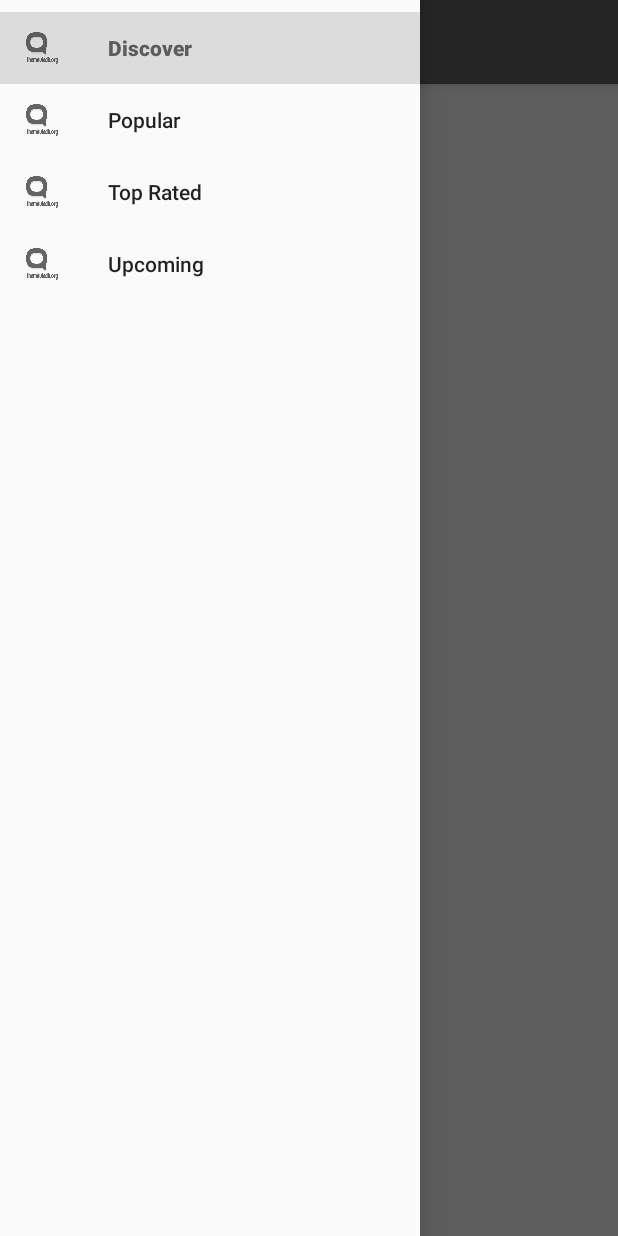
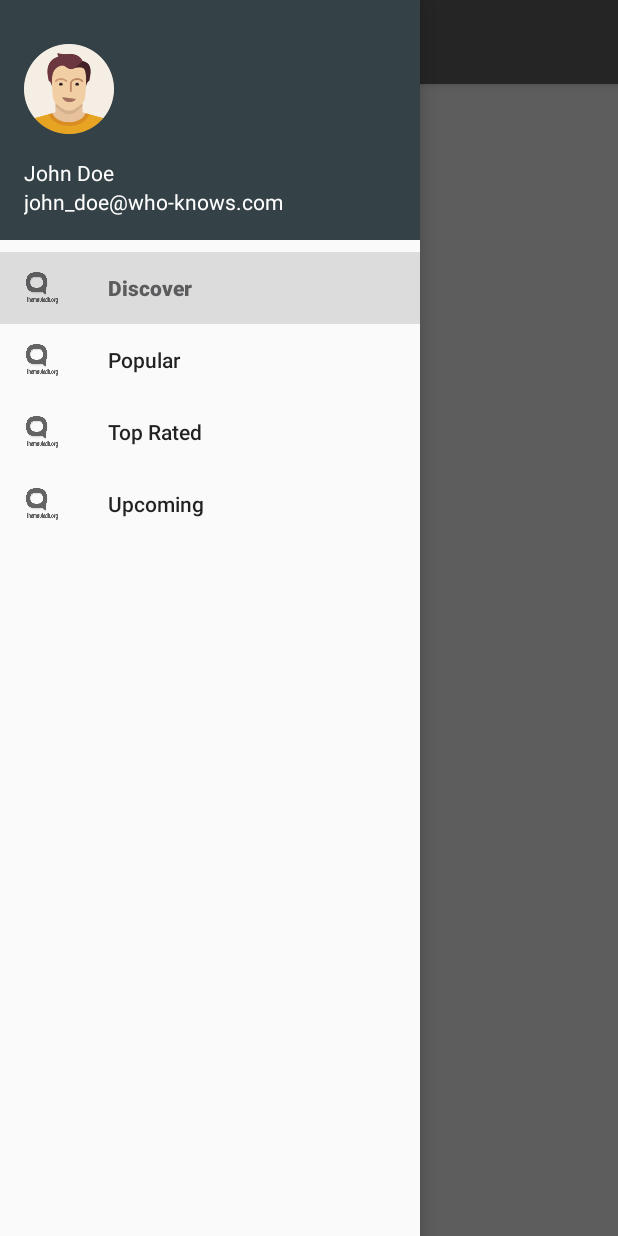
Before and after one commit to crpr/CleanRxAndroidCinema, an Android app: the RootActivity screen opened directly, with no data from a screen before it, with the side drawer open, on a phone screen of 412 x 824 dp. Run offline under Robolectric (Android 15) with nearby library versions, the phone set to English and light mode, and no system bars; our stand-ins replace ButterKnife, Dagger/Hilt's generated code; libraries missing offline, so code that uses them is left out: rx.subscriptions; 1 statement that could not run was skipped.

Commit message:
added dummy header to nav drawer

```diff
--- a/AndroidCinema/app/src/main/res/layout/activity_root.xml
+++ b/AndroidCinema/app/src/main/res/layout/activity_root.xml
@@ -38,6 +38,7 @@
         android:layout_height="match_parent"
         android:layout_width="wrap_content"
         android:layout_gravity="start"
+        app:headerLayout="@layout/layout_nav_header"
         app:menu="@menu/menu_navigation"/>
 
 </android.support.v4.widget.DrawerLayout>
--- /dev/null
+++ b/AndroidCinema/app/src/main/res/layout/layout_nav_header.xml
@@ -0,0 +1,31 @@
+<?xml version="1.0" encoding="utf-8"?>
+<LinearLayout xmlns:android="http://schemas.android.com/apk/res/android"
+    android:layout_width="match_parent"
+    android:layout_height="@dimen/drawer_header_height"
+    android:background="@color/primary_dark"
+    android:gravity="bottom"
+    android:orientation="vertical"
+    android:padding="@dimen/spacing_normal"
+    android:theme="@style/ThemeOverlay.AppCompat.Dark">
+
+    <ImageView
+        android:id="@+id/drawer_nav_header_avatar"
+        android:layout_width="@dimen/drawer_avatar"
+        android:layout_height="@dimen/drawer_avatar"
+        android:src="@drawable/avatar" />
+
+    <TextView
+        android:id="@+id/drawer_nav_header_username"
+        android:layout_width="match_parent"
+        android:layout_height="wrap_content"
+        android:paddingTop="@dimen/spacing_normal"
+        android:text="@string/drawer_user_name"
+        android:textAppearance="@style/TextAppearance.AppCompat.Body1" />
+
+    <TextView
+        android:id="@+id/drawer_nav_header_email"
+        android:layout_width="wrap_content"
+        android:layout_height="wrap_content"
+        android:text="@string/drawer_user_email" />
+
+</LinearLayout>
--- a/AndroidCinema/app/src/main/res/values/dimens.xml
+++ b/AndroidCinema/app/src/main/res/values/dimens.xml
@@ -20,6 +20,10 @@
     <dimen name="activity_horizontal_margin">16dp</dimen>
     <dimen name="activity_vertical_margin">16dp</dimen>
 
+    <!-- DRAWER -->
+    <dimen name="drawer_header_height">160dp</dimen>
+    <dimen name="drawer_avatar">60dp</dimen>
+
     <!-- WELCOME WIZARD -->
     <dimen name="medium_margin">16dp</dimen>
     <dimen name="large_margin">40dp</dimen>
--- a/AndroidCinema/app/src/main/res/values/strings.xml
+++ b/AndroidCinema/app/src/main/res/values/strings.xml
@@ -22,5 +22,7 @@
     <string name="drawer_nav_popular">Popular</string>
     <string name="drawer_nav_top_rated">Top Rated</string>
     <string name="drawer_nav_upcoming">Upcoming</string>
+    <string name="drawer_user_name">John Doe</string>
+    <string name="drawer_user_email">john_doe@who-knows.com</string>
 
 </resources>
```
Also changed, not shown: AndroidCinema/app/src/main/res/drawable-hdpi/avatar.png (added), AndroidCinema/app/src/main/res/drawable-xhdpi/avatar.png (added), AndroidCinema/app/src/main/res/drawable-xxhdpi/avatar.png (added).
